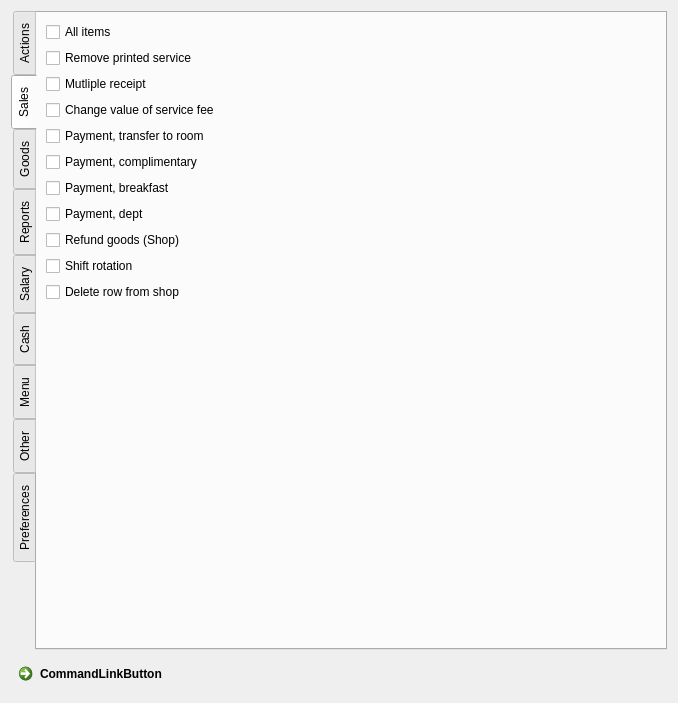
Old version of the form FrontDesk/c5grouppermissionseditor.ui in the repository End1-1/Cafe5.
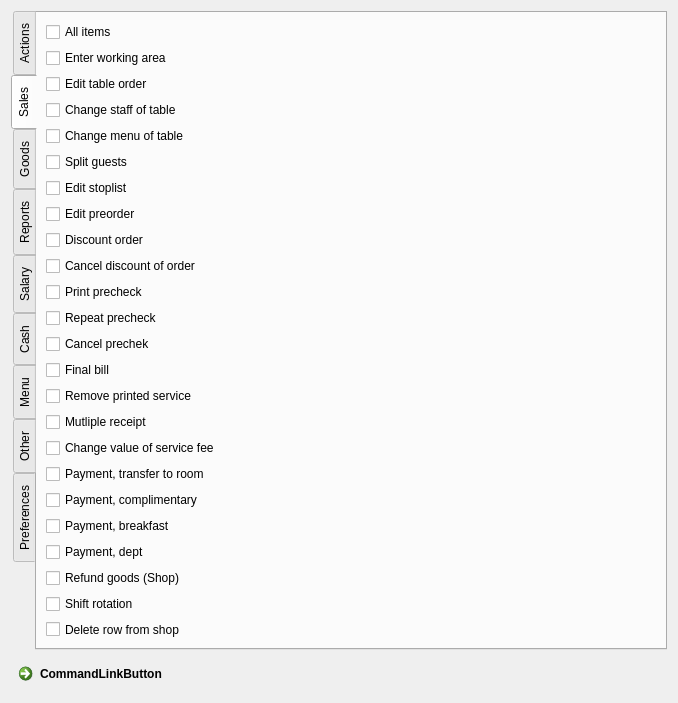
New version of the form. The open tabs and pages were chosen to show the change. Custom widgets are drawn as their Qt base class.

The edit to the form file:
```diff
--- a/FrontDesk/c5grouppermissionseditor.ui
+++ b/FrontDesk/c5grouppermissionseditor.ui
@@ -157,17 +157,17 @@
        <string>Sales</string>
       </attribute>
       <layout class="QGridLayout" name="gridLayout_3">
-       <item row="8" column="0">
-        <widget class="C5CheckBox" name="checkBox_54">
+       <item row="15" column="0">
+        <widget class="C5CheckBox" name="checkBox_9">
          <property name="text">
-          <string>Refund goods (Shop)</string>
+          <string>Mutliple receipt</string>
          </property>
          <property name="Tag" stdset="0">
           <number>508</number>
          </property>
         </widget>
        </item>
-       <item row="6" column="0">
+       <item row="19" column="0">
         <widget class="C5CheckBox" name="checkBox_43">
          <property name="text">
           <string>Payment, breakfast</string>
@@ -177,7 +177,7 @@
          </property>
         </widget>
        </item>
-       <item row="4" column="0">
+       <item row="17" column="0">
         <widget class="C5CheckBox" name="checkBox_41">
          <property name="text">
           <string>Payment, transfer to room</string>
@@ -187,10 +187,10 @@
          </property>
         </widget>
        </item>
-       <item row="3" column="0">
-        <widget class="C5CheckBox" name="checkBox_39">
+       <item row="0" column="0">
+        <widget class="C5CheckBox" name="chWaiterAllItems">
          <property name="text">
-          <string>Change value of service fee</string>
+          <string>All items</string>
          </property>
          <property name="Tag" stdset="0">
           <number>503</number>
@@ -198,6 +198,46 @@
         </widget>
        </item>
        <item row="7" column="0">
+        <widget class="C5CheckBox" name="checkBox_87">
+         <property name="text">
+          <string>Edit preorder</string>
+         </property>
+         <property name="Tag" stdset="0">
+          <number>519</number>
+         </property>
+        </widget>
+       </item>
+       <item row="3" column="0">
+        <widget class="C5CheckBox" name="checkBox_79">
+         <property name="text">
+          <string>Change staff of table</string>
+         </property>
+         <property name="Tag" stdset="0">
+          <number>516</number>
+         </property>
+        </widget>
+       </item>
+       <item row="23" column="0">
+        <widget class="C5CheckBox" name="checkBox_74">
+         <property name="text">
+          <string>Delete row from shop</string>
+         </property>
+         <property name="Tag" stdset="0">
+          <number>510</number>
+         </property>
+        </widget>
+       </item>
+       <item row="21" column="0">
+        <widget class="C5CheckBox" name="checkBox_54">
+         <property name="text">
+          <string>Refund goods (Shop)</string>
+         </property>
+         <property name="Tag" stdset="0">
+          <number>508</number>
+         </property>
+        </widget>
+       </item>
+       <item row="20" column="0">
         <widget class="C5CheckBox" name="checkBox_44">
          <property name="text">
           <string>Payment, dept</string>
@@ -207,7 +247,7 @@
          </property>
         </widget>
        </item>
-       <item row="9" column="0">
+       <item row="22" column="0">
         <widget class="C5CheckBox" name="checkBox_60">
          <property name="text">
           <string>Shift rotation</string>
@@ -217,27 +257,47 @@
          </property>
         </widget>
        </item>
+       <item row="4" column="0">
+        <widget class="C5CheckBox" name="checkBox_80">
+         <property name="text">
+          <string>Change menu of table</string>
+         </property>
+         <property name="Tag" stdset="0">
+          <number>517</number>
+         </property>
+        </widget>
+       </item>
+       <item row="10" column="0">
+        <widget class="C5CheckBox" name="checkBox_84">
+         <property name="text">
+          <string>Print precheck</string>
+         </property>
+         <property name="Tag" stdset="0">
+          <number>522</number>
+         </property>
+        </widget>
+       </item>
        <item row="1" column="0">
-        <widget class="C5CheckBox" name="checkBox_10">
+        <widget class="C5CheckBox" name="checkBox_77">
          <property name="text">
-          <string>Remove printed service</string>
+          <string>Enter working area</string>
          </property>
          <property name="Tag" stdset="0">
           <number>502</number>
          </property>
         </widget>
        </item>
-       <item row="0" column="0">
-        <widget class="C5CheckBox" name="chWaiterAllItems">
+       <item row="9" column="0">
+        <widget class="C5CheckBox" name="checkBox_83">
          <property name="text">
-          <string>All items</string>
+          <string>Cancel discount of order</string>
          </property>
          <property name="Tag" stdset="0">
           <number>500</number>
          </property>
         </widget>
        </item>
-       <item row="5" column="0">
+       <item row="18" column="0">
         <widget class="C5CheckBox" name="checkBox_42">
          <property name="text">
           <string>Payment, complimentary</string>
@@ -248,16 +308,46 @@
         </widget>
        </item>
        <item row="2" column="0">
-        <widget class="C5CheckBox" name="checkBox_9">
+        <widget class="C5CheckBox" name="checkBox_78">
          <property name="text">
-          <string>Mutliple receipt</string>
+          <string>Edit table order</string>
          </property>
          <property name="Tag" stdset="0">
           <number>501</number>
          </property>
         </widget>
        </item>
-       <item row="11" column="0">
+       <item row="6" column="0">
+        <widget class="C5CheckBox" name="checkBox_81">
+         <property name="text">
+          <string>Edit stoplist</string>
+         </property>
+         <property name="Tag" stdset="0">
+          <number>518</number>
+         </property>
+        </widget>
+       </item>
+       <item row="12" column="0">
+        <widget class="C5CheckBox" name="checkBox_86">
+         <property name="text">
+          <string>Cancel prechek</string>
+         </property>
+         <property name="Tag" stdset="0">
+          <number>523</number>
+         </property>
+        </widget>
+       </item>
+       <item row="8" column="0">
+        <widget class="C5CheckBox" name="checkBox_82">
+         <property name="text">
+          <string>Discount order</string>
+         </property>
+         <property name="Tag" stdset="0">
+          <number>520</number>
+         </property>
+        </widget>
+       </item>
+       <item row="24" column="0">
         <spacer name="verticalSpacer_3">
          <property name="orientation">
           <enum>Qt::Vertical</enum>
@@ -270,13 +360,53 @@
          </property>
         </spacer>
        </item>
-       <item row="10" column="0">
-        <widget class="C5CheckBox" name="checkBox_74">
+       <item row="13" column="0">
+        <widget class="C5CheckBox" name="checkBox_88">
          <property name="text">
-          <string>Delete row from shop</string>
+          <string>Final bill</string>
          </property>
          <property name="Tag" stdset="0">
-          <number>510</number>
+          <number>525</number>
+         </property>
+        </widget>
+       </item>
+       <item row="16" column="0">
+        <widget class="C5CheckBox" name="checkBox_39">
+         <property name="text">
+          <string>Change value of service fee</string>
+         </property>
+         <property name="Tag" stdset="0">
+          <number>503</number>
+         </property>
+        </widget>
+       </item>
+       <item row="14" column="0">
+        <widget class="C5CheckBox" name="checkBox_10">
+         <property name="text">
+          <string>Remove printed service</string>
+         </property>
+         <property name="Tag" stdset="0">
+          <number>502</number>
+         </property>
+        </widget>
+       </item>
+       <item row="11" column="0">
+        <widget class="C5CheckBox" name="checkBox_85">
+         <property name="text">
+          <string>Repeat precheck</string>
+         </property>
+         <property name="Tag" stdset="0">
+          <number>524</number>
+         </property>
+        </widget>
+       </item>
+       <item row="5" column="0">
+        <widget class="C5CheckBox" name="checkBox_179">
+         <property name="text">
+          <string>Split guests</string>
+         </property>
+         <property name="Tag" stdset="0">
+          <number>527</number>
          </property>
         </widget>
        </item>
```
Left out of the diff: 115 changed lines with no effect on the pictures.
